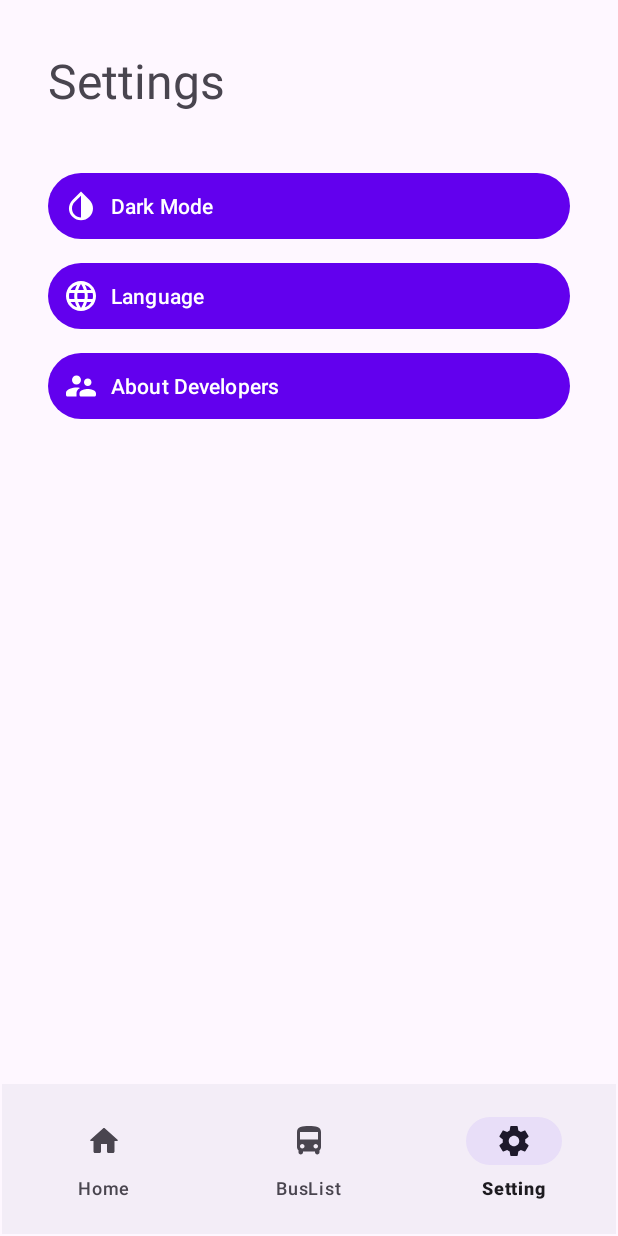
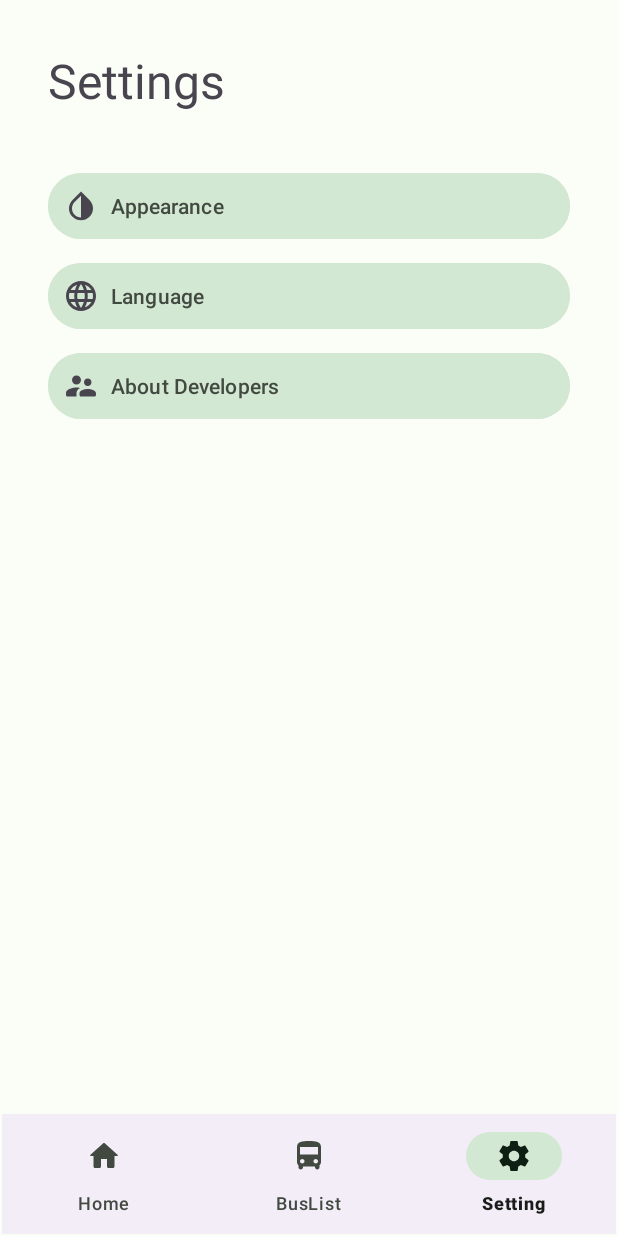
Before and after one commit to DDR13GIT/BusRouteBD, an Android app: the screen it shows after launch (MainActivity), item 3 of the bottom bar chosen, on a phone screen of 412 x 824 dp. Run offline under Robolectric (Android 15) with nearby library versions, the phone set to English and light mode, and no system bars.

Commit message:
colors implemented

```diff
--- a/app/src/main/res/layout/activity_main.xml
+++ b/app/src/main/res/layout/activity_main.xml
@@ -24,8 +24,6 @@
         android:layout_marginEnd="1dp"
         android:layout_marginBottom="1dp"
         android:elevation="20dp"
-        android:paddingTop="10dp"
-        android:paddingBottom="10dp"
         app:layout_constraintBottom_toBottomOf="parent"
         app:layout_constraintEnd_toEndOf="parent"
         app:layout_constraintStart_toStartOf="parent"
--- a/app/src/main/res/layout/settings_fragment.xml
+++ b/app/src/main/res/layout/settings_fragment.xml
@@ -24,9 +24,10 @@
         android:layout_marginTop="36dp"
         android:layout_marginEnd="32dp"
         android:padding="10dp"
-        android:text="Dark Mode"
+        android:textColor="@color/md_theme_light_onSurfaceVariant"
+        android:text="Appearance"
+        android:backgroundTint="@color/md_theme_light_secondaryContainer"
         android:drawableLeft="@drawable/ic_baseline_invert_colors_24"
-        android:drawableTint="@color/white"
         android:textAlignment="textStart"
         app:layout_constraintEnd_toEndOf="parent"
         app:layout_constraintStart_toStartOf="parent"
@@ -41,8 +42,9 @@
         android:layout_marginEnd="32dp"
         android:padding="10dp"
         android:text="Language"
+        android:textColor="@color/md_theme_light_onSurfaceVariant"
         android:drawableLeft="@drawable/ic_round_language_24"
-        android:drawableTint="@color/white"
+        android:backgroundTint="@color/md_theme_light_secondaryContainer"
         android:textAlignment="textStart"
         app:layout_constraintEnd_toEndOf="parent"
         app:layout_constraintHorizontal_bias="0.0"
@@ -58,8 +60,9 @@
         android:layout_marginEnd="32dp"
         android:padding="10dp"
         android:text="About Developers"
+        android:textColor="@color/md_theme_light_onSurfaceVariant"
         android:drawableLeft="@drawable/ic_round_supervisor_account_24"
-        android:drawableTint="@color/white"
+        android:backgroundTint="@color/md_theme_light_secondaryContainer"
         android:textAlignment="textStart"
         app:layout_constraintEnd_toEndOf="parent"
         app:layout_constraintHorizontal_bias="0.0"
--- a/app/src/main/res/values-night/themes.xml
+++ b/app/src/main/res/values-night/themes.xml
@@ -1,16 +1,36 @@
 <resources xmlns:tools="http://schemas.android.com/tools">
     <!-- Base application theme. -->
-    <style name="Theme.BusRouteBD" parent="Theme.Material3.DayNight.NoActionBar">
+    <style name="Theme.BusRouteBD" parent="Theme.Material3.Dark.NoActionBar">
         <!-- Primary brand color. -->
-        <item name="colorPrimary">@color/purple_200</item>
-        <item name="colorPrimaryVariant">@color/purple_700</item>
-        <item name="colorOnPrimary">@color/black</item>
+        <item name="colorPrimary">@color/md_theme_dark_primary</item>
+        <item name="colorOnPrimary">@color/md_theme_dark_onPrimary</item>
+        <item name="colorPrimaryContainer">@color/md_theme_dark_primaryContainer</item>
+        <item name="colorOnPrimaryContainer">@color/md_theme_dark_onPrimaryContainer</item>
         <!-- Secondary brand color. -->
-        <item name="colorSecondary">@color/teal_200</item>
-        <item name="colorSecondaryVariant">@color/teal_200</item>
-        <item name="colorOnSecondary">@color/black</item>
+        <item name="colorSecondary">@color/md_theme_dark_secondary</item>
+        <item name="colorOnSecondary">@color/md_theme_dark_onSecondary</item>
+        <item name="colorSecondaryContainer">@color/md_theme_dark_secondaryContainer</item>
+        <item name="colorOnSecondaryContainer">@color/md_theme_dark_onSecondaryContainer</item>
         <!-- Status bar color. -->
         <item name="android:statusBarColor" tools:targetApi="l">?attr/colorPrimaryVariant</item>
         <!-- Customize your theme here. -->
+        <item name="colorTertiary">@color/md_theme_dark_tertiary</item>
+        <item name="colorOnTertiary">@color/md_theme_dark_onTertiary</item>
+        <item name="colorTertiaryContainer">@color/md_theme_dark_tertiaryContainer</item>
+        <item name="colorOnTertiaryContainer">@color/md_theme_dark_onTertiaryContainer</item>
+        <item name="colorError">@color/md_theme_dark_error</item>
+        <item name="colorErrorContainer">@color/md_theme_dark_errorContainer</item>
+        <item name="colorOnError">@color/md_theme_dark_onError</item>
+        <item name="colorOnErrorContainer">@color/md_theme_dark_onErrorContainer</item>
+        <item name="android:colorBackground">@color/md_theme_dark_background</item>
+        <item name="colorOnBackground">@color/md_theme_dark_onBackground</item>
+        <item name="colorSurface">@color/md_theme_dark_surface</item>
+        <item name="colorOnSurface">@color/md_theme_dark_onSurface</item>
+        <item name="colorSurfaceVariant">@color/md_theme_dark_surfaceVariant</item>
+        <item name="colorOnSurfaceVariant">@color/md_theme_dark_onSurfaceVariant</item>
+        <item name="colorOutline">@color/md_theme_dark_outline</item>
+        <item name="colorOnSurfaceInverse">@color/md_theme_dark_inverseOnSurface</item>
+        <item name="colorSurfaceInverse">@color/md_theme_dark_inverseSurface</item>
+        <item name="colorPrimaryInverse">@color/md_theme_dark_primaryInverse</item>
     </style>
 </resources>
--- a/app/src/main/res/values/colors.xml
+++ b/app/src/main/res/values/colors.xml
@@ -1,10 +1,61 @@
 <?xml version="1.0" encoding="utf-8"?>
 <resources>
-    <color name="purple_200">#FFBB86FC</color>
-    <color name="purple_500">#FF6200EE</color>
-    <color name="purple_700">#FF3700B3</color>
-    <color name="teal_200">#FF03DAC5</color>
-    <color name="teal_700">#FF018786</color>
-    <color name="black">#FF000000</color>
-    <color name="white">#FFFFFFFF</color>
+    <color name="md_theme_light_primary">#026D37</color>
+    <color name="md_theme_light_onPrimary">#FFFFFF</color>
+    <color name="md_theme_light_primaryContainer">#9CF6B2</color>
+    <color name="md_theme_light_onPrimaryContainer">#00210B</color>
+    <color name="md_theme_light_secondary">#506352</color>
+    <color name="md_theme_light_onSecondary">#FFFFFF</color>
+    <color name="md_theme_light_secondaryContainer">#D3E8D3</color>
+    <color name="md_theme_light_onSecondaryContainer">#0D1F12</color>
+    <color name="md_theme_light_tertiary">#3A656F</color>
+    <color name="md_theme_light_onTertiary">#FFFFFF</color>
+    <color name="md_theme_light_tertiaryContainer">#BEEAF5</color>
+    <color name="md_theme_light_onTertiaryContainer">#001F25</color>
+    <color name="md_theme_light_error">#BA1B1B</color>
+    <color name="md_theme_light_errorContainer">#FFDAD4</color>
+    <color name="md_theme_light_onError">#FFFFFF</color>
+    <color name="md_theme_light_onErrorContainer">#410001</color>
+    <color name="md_theme_light_background">#FBFDF7</color>
+    <color name="md_theme_light_onBackground">#1A1C19</color>
+    <color name="md_theme_light_surface">#FBFDF7</color>
+    <color name="md_theme_light_onSurface">#1A1C19</color>
+    <color name="md_theme_light_surfaceVariant">#DDE4DA</color>
+    <color name="md_theme_light_onSurfaceVariant">#414941</color>
+    <color name="md_theme_light_outline">#727971</color>
+    <color name="md_theme_light_inverseOnSurface">#F0F1EC</color>
+    <color name="md_theme_light_inverseSurface">#2F312E</color>
+    <color name="md_theme_light_inversePrimary">#80D997</color>
+    <color name="md_theme_light_shadow">#000000</color>
+    <color name="md_theme_light_primaryInverse">#80D997</color>
+    <color name="md_theme_dark_primary">#80D997</color>
+    <color name="md_theme_dark_onPrimary">#003918</color>
+    <color name="md_theme_dark_primaryContainer">#005226</color>
+    <color name="md_theme_dark_onPrimaryContainer">#9CF6B2</color>
+    <color name="md_theme_dark_secondary">#B6CCB7</color>
+    <color name="md_theme_dark_onSecondary">#223526</color>
+    <color name="md_theme_dark_secondaryContainer">#384B3B</color>
+    <color name="md_theme_dark_onSecondaryContainer">#D3E8D3</color>
+    <color name="md_theme_dark_tertiary">#A2CED9</color>
+    <color name="md_theme_dark_onTertiary">#01363F</color>
+    <color name="md_theme_dark_tertiaryContainer">#204D56</color>
+    <color name="md_theme_dark_onTertiaryContainer">#BEEAF5</color>
+    <color name="md_theme_dark_error">#FFB4A9</color>
+    <color name="md_theme_dark_errorContainer">#930006</color>
+    <color name="md_theme_dark_onError">#680003</color>
+    <color name="md_theme_dark_onErrorContainer">#FFDAD4</color>
+    <color name="md_theme_dark_background">#1A1C19</color>
+    <color name="md_theme_dark_onBackground">#E2E3DE</color>
+    <color name="md_theme_dark_surface">#1A1C19</color>
+    <color name="md_theme_dark_onSurface">#E2E3DE</color>
+    <color name="md_theme_dark_surfaceVariant">#414941</color>
+    <color name="md_theme_dark_onSurfaceVariant">#C1C9BF</color>
+    <color name="md_theme_dark_outline">#8B938A</color>
+    <color name="md_theme_dark_inverseOnSurface">#1A1C19</color>
+    <color name="md_theme_dark_inverseSurface">#E2E3DE</color>
+    <color name="md_theme_dark_inversePrimary">#026D37</color>
+    <color name="md_theme_dark_shadow">#000000</color>
+    <color name="md_theme_dark_primaryInverse">#026D37</color>
+    <color name="seed">#026D37</color>
+    <color name="error">#BA1B1B</color>
 </resources>
--- a/app/src/main/res/values/themes.xml
+++ b/app/src/main/res/values/themes.xml
@@ -1,16 +1,40 @@
 <resources xmlns:tools="http://schemas.android.com/tools">
     <!-- Base application theme. -->
-    <style name="Theme.BusRouteBD" parent="Theme.Material3.DayNight.NoActionBar">
+    <style name="Theme.BusRouteBD" parent="Theme.Material3.Light.NoActionBar">
         <!-- Primary brand color. -->
-        <item name="colorPrimary">@color/purple_500</item>
-        <item name="colorPrimaryVariant">@color/purple_700</item>
-        <item name="colorOnPrimary">@color/white</item>
+        <item name="colorPrimary">@color/md_theme_light_primary</item>
+
+        <item name="colorOnPrimary">@color/md_theme_light_onPrimary</item>
         <!-- Secondary brand color. -->
-        <item name="colorSecondary">@color/teal_200</item>
-        <item name="colorSecondaryVariant">@color/teal_700</item>
-        <item name="colorOnSecondary">@color/black</item>
+        <item name="colorSecondary">@color/md_theme_light_secondary</item>
+        <item name="colorOnSecondary">@color/md_theme_light_onSecondary</item>
+
+
         <!-- Status bar color. -->
         <item name="android:statusBarColor" tools:targetApi="l">?attr/colorPrimaryVariant</item>
         <!-- Customize your theme here. -->
+        <item name="colorPrimaryContainer">@color/md_theme_light_primaryContainer</item>
+        <item name="colorOnPrimaryContainer">@color/md_theme_light_onPrimaryContainer</item>
+
+        <item name="colorSecondaryContainer">@color/md_theme_light_secondaryContainer</item>
+        <item name="colorOnSecondaryContainer">@color/md_theme_light_onSecondaryContainer</item>
+        <item name="colorTertiary">@color/md_theme_light_tertiary</item>
+        <item name="colorOnTertiary">@color/md_theme_light_onTertiary</item>
+        <item name="colorTertiaryContainer">@color/md_theme_light_tertiaryContainer</item>
+        <item name="colorOnTertiaryContainer">@color/md_theme_light_onTertiaryContainer</item>
+        <item name="colorError">@color/md_theme_light_error</item>
+        <item name="colorErrorContainer">@color/md_theme_light_errorContainer</item>
+        <item name="colorOnError">@color/md_theme_light_onError</item>
+        <item name="colorOnErrorContainer">@color/md_theme_light_onErrorContainer</item>
+        <item name="android:colorBackground">@color/md_theme_light_background</item>
+        <item name="colorOnBackground">@color/md_theme_light_onBackground</item>
+        <item name="colorSurface">@color/md_theme_light_surface</item>
+        <item name="colorOnSurface">@color/md_theme_light_onSurface</item>
+        <item name="colorSurfaceVariant">@color/md_theme_light_surfaceVariant</item>
+        <item name="colorOnSurfaceVariant">@color/md_theme_light_onSurfaceVariant</item>
+        <item name="colorOutline">@color/md_theme_light_outline</item>
+        <item name="colorOnSurfaceInverse">@color/md_theme_light_inverseOnSurface</item>
+        <item name="colorSurfaceInverse">@color/md_theme_light_inverseSurface</item>
+        <item name="colorPrimaryInverse">@color/md_theme_light_primaryInverse</item>
     </style>
 </resources>
```
